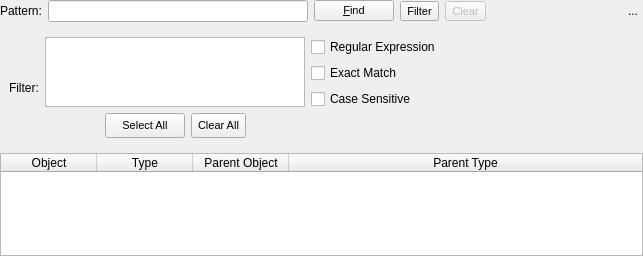
Qt form libpgmodeler_ui/ui/objectfinderwidget.ui (pgmodeler/pgmodeler) before a commit.
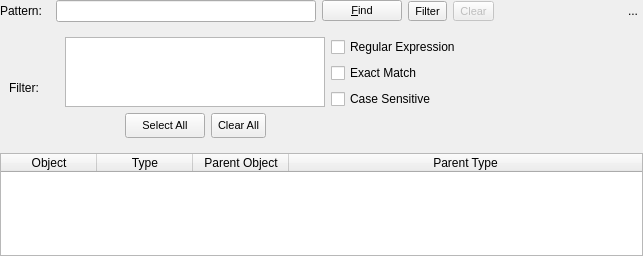
The same form after that commit. Icons and pictures are not drawn.

What changed in the file:
```diff
--- a/libpgmodeler_ui/ui/objectfinderwidget.ui
+++ b/libpgmodeler_ui/ui/objectfinderwidget.ui
@@ -21,7 +21,19 @@
     <number>6</number>
    </property>
    <item row="0" column="0">
-    <widget class="QLabel" name="label">
+    <widget class="QLabel" name="pattern_lbl">
+     <property name="sizePolicy">
+      <sizepolicy hsizetype="Fixed" vsizetype="Preferred">
+       <horstretch>0</horstretch>
+       <verstretch>0</verstretch>
+      </sizepolicy>
+     </property>
+     <property name="minimumSize">
+      <size>
+       <width>50</width>
+       <height>0</height>
+      </size>
+     </property>
      <property name="text">
       <string>Pattern:</string>
      </property>
@@ -184,11 +196,17 @@
       <item row="0" column="0" rowspan="4">
        <widget class="QLabel" name="label_2">
         <property name="sizePolicy">
-         <sizepolicy hsizetype="Preferred" vsizetype="Expanding">
+         <sizepolicy hsizetype="Fixed" vsizetype="Expanding">
           <horstretch>0</horstretch>
           <verstretch>0</verstretch>
          </sizepolicy>
         </property>
+        <property name="minimumSize">
+         <size>
+          <width>50</width>
+          <height>0</height>
+         </size>
+        </property>
         <property name="text">
          <string>Filter:</string>
         </property>
```
Left out of the diff: 4 changed lines with no effect on the pictures.
